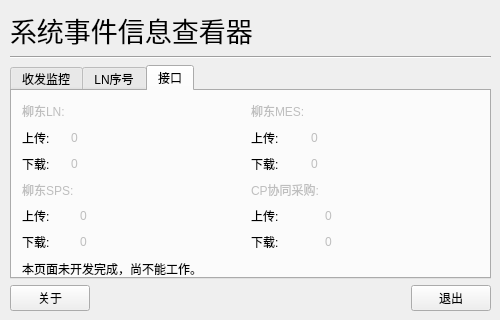
The window that System_Event_Watcher/UI_main.ui (ITX-Snowhare/Python_DFLZM_System_Event_Watcher) describes before a commit, drawn with Qt 5.
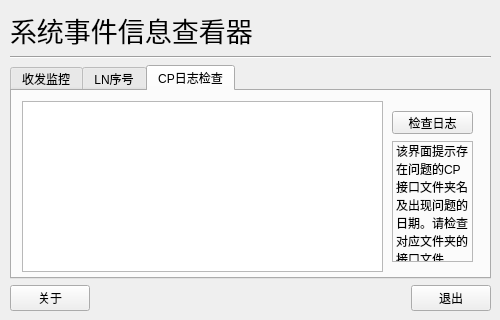
The same window after the commit. The open tabs and pages were chosen to show the change. Icons and pictures are not drawn.

Commit message: 添加CPLOG检查功能。

The edit to the form file:
```diff
--- a/System_Event_Watcher/UI_main.ui
+++ b/System_Event_Watcher/UI_main.ui
@@ -480,275 +480,59 @@
       </widget>
       <widget class="QWidget" name="tab">
        <attribute name="title">
-        <string>接口</string>
+        <string>CP日志检查</string>
        </attribute>
-       <widget class="QWidget" name="layoutWidget">
+       <widget class="QTableView" name="CP_LOG">
         <property name="geometry">
          <rect>
           <x>10</x>
           <y>10</y>
-          <width>451</width>
-          <height>151</height>
+          <width>361</width>
+          <height>171</height>
          </rect>
         </property>
-        <layout class="QGridLayout" name="gridLayout_7">
-         <item row="0" column="0">
-          <layout class="QGridLayout" name="gridLayout_3">
-           <item row="0" column="0">
-            <widget class="QLabel" name="label_2">
-             <property name="enabled">
-              <bool>false</bool>
-             </property>
-             <property name="text">
-              <string>柳东LN:</string>
-             </property>
-            </widget>
-           </item>
-           <item row="0" column="1">
-            <spacer name="horizontalSpacer_3">
-             <property name="orientation">
-              <enum>Qt::Horizontal</enum>
-             </property>
-             <property name="sizeHint" stdset="0">
-              <size>
-               <width>40</width>
-               <height>20</height>
-              </size>
-             </property>
-            </spacer>
-           </item>
-           <item row="1" column="0">
-            <widget class="QLabel" name="label_9">
-             <property name="text">
-              <string>上传:</string>
-             </property>
-            </widget>
-           </item>
-           <item row="1" column="1">
-            <widget class="QLabel" name="ln_up_count">
-             <property name="enabled">
-              <bool>false</bool>
-             </property>
-             <property name="text">
-              <string>0</string>
-             </property>
-            </widget>
-           </item>
-           <item row="2" column="0">
-            <widget class="QLabel" name="label_10">
-             <property name="text">
-              <string>下载:</string>
-             </property>
-            </widget>
-           </item>
-           <item row="2" column="1">
-            <widget class="QLabel" name="ln_down_count">
-             <property name="enabled">
-              <bool>false</bool>
-             </property>
-             <property name="text">
-              <string>0</string>
-             </property>
-            </widget>
-           </item>
-          </layout>
-         </item>
-         <item row="0" column="1">
-          <layout class="QGridLayout" name="gridLayout_5">
-           <item row="0" column="0">
-            <widget class="QLabel" name="label_5">
-             <property name="enabled">
-              <bool>false</bool>
-             </property>
-             <property name="text">
-              <string>柳东MES:</string>
-             </property>
-            </widget>
-           </item>
-           <item row="0" column="1">
-            <spacer name="horizontalSpacer_5">
-             <property name="orientation">
-              <enum>Qt::Horizontal</enum>
-             </property>
-             <property name="sizeHint" stdset="0">
-              <size>
-               <width>40</width>
-               <height>20</height>
-              </size>
-             </property>
-            </spacer>
-           </item>
-           <item row="1" column="0">
-            <widget class="QLabel" name="label_16">
-             <property name="text">
-              <string>上传:</string>
-             </property>
-            </widget>
-           </item>
-           <item row="1" column="1">
-            <widget class="QLabel" name="mes_up_count_3">
-             <property name="enabled">
-              <bool>false</bool>
-             </property>
-             <property name="text">
-              <string>0</string>
-             </property>
-            </widget>
-           </item>
-           <item row="2" column="0">
-            <widget class="QLabel" name="label_17">
-             <property name="text">
-              <string>下载:</string>
-             </property>
-            </widget>
-           </item>
-           <item row="2" column="1">
-            <widget class="QLabel" name="mes_down_count_3">
-             <property name="enabled">
-              <bool>false</bool>
-             </property>
-             <property name="text">
-              <string>0</string>
-             </property>
-            </widget>
-           </item>
-          </layout>
-         </item>
-         <item row="1" column="0">
-          <layout class="QGridLayout" name="gridLayout_4">
-           <item row="0" column="0">
-            <widget class="QLabel" name="label_7">
-             <property name="enabled">
-              <bool>false</bool>
-             </property>
-             <property name="text">
-              <string>柳东SPS:</string>
-             </property>
-            </widget>
-           </item>
-           <item row="0" column="1">
-            <spacer name="horizontalSpacer_4">
-             <property name="orientation">
-              <enum>Qt::Horizontal</enum>
-             </property>
-             <property name="sizeHint" stdset="0">
-              <size>
-               <width>40</width>
-               <height>20</height>
-              </size>
-             </property>
-            </spacer>
-           </item>
-           <item row="1" column="0">
-            <widget class="QLabel" name="label_13">
-             <property name="text">
-              <string>上传:</string>
-             </property>
-            </widget>
-           </item>
-           <item row="1" column="1">
-            <widget class="QLabel" name="sps_up_count_2">
-             <property name="enabled">
-              <bool>false</bool>
-             </property>
-             <property name="text">
-              <string>0</string>
-             </property>
-            </widget>
-           </item>
-           <item row="2" column="0">
-            <widget class="QLabel" name="label_12">
-             <property name="text">
-              <string>下载:</string>
-             </property>
-            </widget>
-           </item>
-           <item row="2" column="1">
-            <widget class="QLabel" name="sps_down_count_2">
-             <property name="enabled">
-              <bool>false</bool>
-             </property>
-             <property name="text">
-              <string>0</string>
-             </property>
-            </widget>
-           </item>
-          </layout>
-         </item>
-         <item row="1" column="1">
-          <layout class="QGridLayout" name="gridLayout_6">
-           <item row="0" column="0">
-            <widget class="QLabel" name="label_8">
-             <property name="enabled">
-              <bool>false</bool>
-             </property>
-             <property name="text">
-              <string>CP协同采购:</string>
-             </property>
-            </widget>
-           </item>
-           <item row="0" column="1">
-            <spacer name="horizontalSpacer_6">
-             <property name="orientation">
-              <enum>Qt::Horizontal</enum>
-             </property>
-             <property name="sizeHint" stdset="0">
-              <size>
-               <width>40</width>
-               <height>20</height>
-              </size>
-             </property>
-            </spacer>
-           </item>
-           <item row="1" column="0">
-            <widget class="QLabel" name="label_18">
-             <property name="text">
-              <string>上传:</string>
-             </property>
-            </widget>
-           </item>
-           <item row="1" column="1">
-            <widget class="QLabel" name="cp_up_count_4">
-             <property name="enabled">
-              <bool>false</bool>
-             </property>
-             <property name="text">
-              <string>0</string>
-             </property>
-            </widget>
-           </item>
-           <item row="2" column="0">
-            <widget class="QLabel" name="label_19">
-             <property name="text">
-              <string>下载:</string>
-             </property>
-            </widget>
-           </item>
-           <item row="2" column="1">
-            <widget class="QLabel" name="cp_down_count_4">
-             <property name="enabled">
-              <bool>false</bool>
-             </property>
-             <property name="text">
-              <string>0</string>
-             </property>
-            </widget>
-           </item>
-          </layout>
-         </item>
-        </layout>
        </widget>
-       <widget class="QLabel" name="label_20">
+       <widget class="QPushButton" name="CP_LOG_FLASH">
         <property name="geometry">
          <rect>
-          <x>10</x>
-          <y>170</y>
-          <width>271</width>
-          <height>16</height>
+          <x>380</x>
+          <y>20</y>
+          <width>81</width>
+          <height>23</height>
          </rect>
         </property>
         <property name="text">
-         <string>本页面未开发完成，尚不能工作。</string>
+         <string>检查日志</string>
+        </property>
+       </widget>
+       <widget class="QLabel" name="label_2">
+        <property name="geometry">
+         <rect>
+          <x>380</x>
+          <y>50</y>
+          <width>81</width>
+          <height>121</height>
+         </rect>
+        </property>
+        <property name="font">
+         <font>
+          <pointsize>9</pointsize>
+         </font>
+        </property>
+        <property name="frameShape">
+         <enum>QFrame::StyledPanel</enum>
+        </property>
+        <property name="text">
+         <string>该界面提示存在问题的CP接口文件夹名及出现问题的日期。请检查对应文件夹的接口文件</string>
+        </property>
+        <property name="textFormat">
+         <enum>Qt::RichText</enum>
+        </property>
+        <property name="wordWrap">
+         <bool>true</bool>
+        </property>
+        <property name="openExternalLinks">
+         <bool>false</bool>
         </property>
        </widget>
       </widget>
```
The commit also changes 6 other files.
